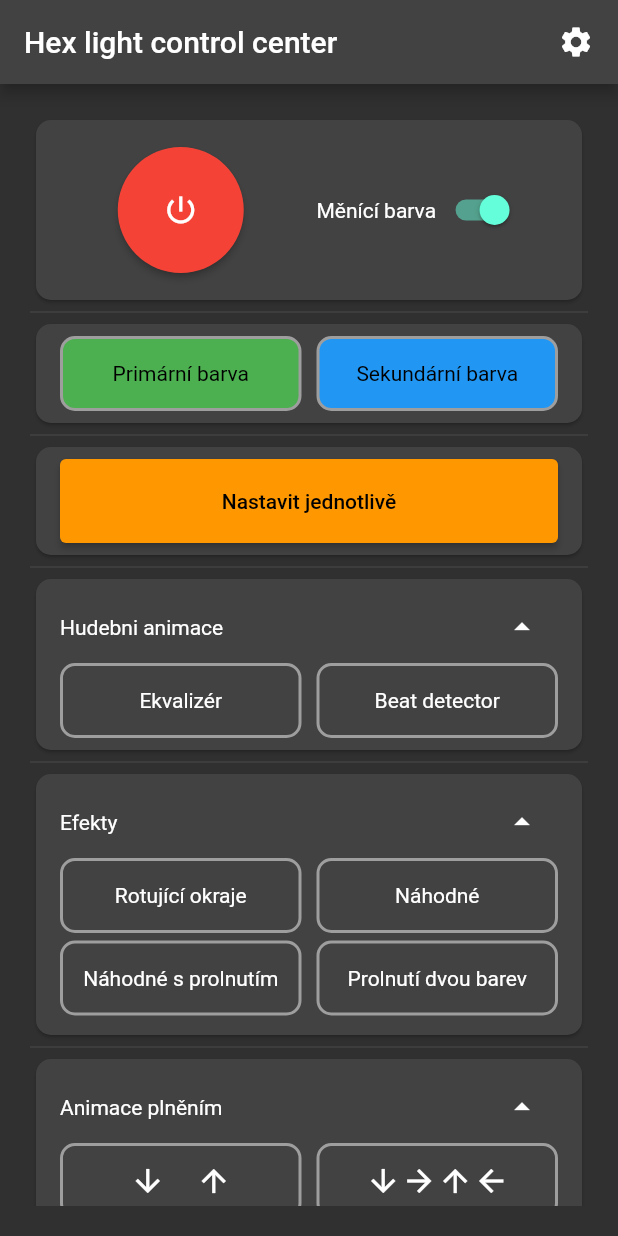
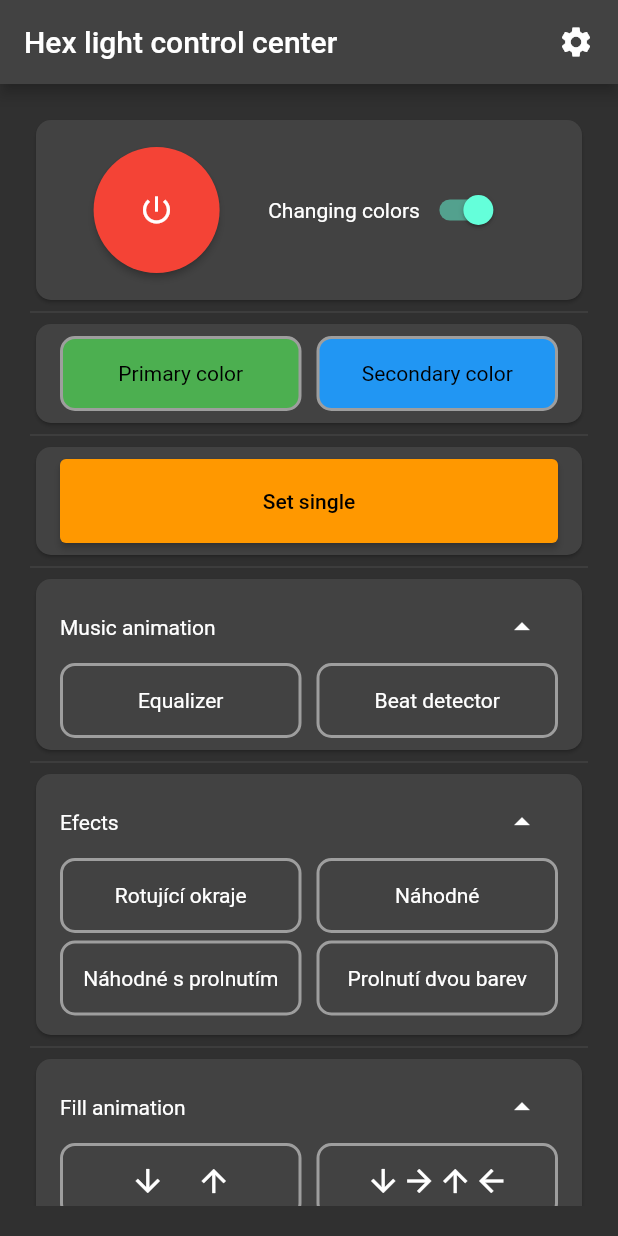
Before and after one commit to lalpix/Hex_Lights, a Flutter app: the screen it shows after launch, on a phone screen of 412 x 824 dp. Run offline on Flutter 3.47's test engine with Material 2 defaults, Android fonts, the phone set to English and light mode, and no system bars; our stand-ins replace flutter_colorpicker, flutter_svg, hive; missing offline and left inert: hexagon, mqtt_client; accounts and stored records are empty; Roboto replaces fonts that are missing (Raleway).

Commit message:
final touches

```diff
--- a/Flutter_App/hex_lights_app/lib/home_screen.dart
+++ b/Flutter_App/hex_lights_app/lib/home_screen.dart
@@ -1,6 +1,3 @@
-import 'dart:async';
-import 'dart:math';
-
 import 'package:flutter/material.dart';
 import 'package:hex_lights_app/utils/button_mode_child.dart';
 import 'package:hex_lights_app/utils/color_picker.dart';
@@ -47,7 +44,7 @@ class _HomeScreenState extends State<HomeScreen> {
   switchRow() => ColapsableListTile(
           body: Row(mainAxisSize: MainAxisSize.max, children: [
         Expanded(
-          flex: 1,
+          flex: 2,
           child: Padding(
             padding: const EdgeInsets.all(10),
             child: ElevatedButton(
@@ -70,12 +67,12 @@ class _HomeScreenState extends State<HomeScreen> {
           width: 10,
         ),
         Expanded(
-          flex: 1,
+          flex: 3,
           child: Column(
             children: [
               Row(
                 children: [
-                  const Text('Měnící barva'),
+                  const Text('Changing colors'),
                   Switch(
                       value: rainbow,
                       onChanged: (val) {
@@ -94,11 +91,11 @@ class _HomeScreenState extends State<HomeScreen> {
         body: Row(children: [
           clickableBox(
             chosen: false,
-            text: 'Primární barva',
+            text: 'Primary color',
             color: primaryColor,
             textColor: textColor(primaryColor),
             onTap: () async {
-              Color color = await myColorPicker(context, primaryColor, 'Primární barva');
+              Color color = await myColorPicker(context, primaryColor, 'Primary color');
               setState(() => primaryColor = color);
               mqttClient.publishMessage(Topics.primaryColor.name,
                   '${primaryColor.red},${primaryColor.green},${primaryColor.blue}');
@@ -109,11 +106,11 @@ class _HomeScreenState extends State<HomeScreen> {
           ),
           clickableBox(
             chosen: false,
-            text: 'Sekundární barva',
+            text: 'Secondary color',
             color: secondaryColor,
             textColor: textColor(secondaryColor),
             onTap: () async {
-              Color color = await myColorPicker(context, secondaryColor, 'Sekundární barva');
+              Color color = await myColorPicker(context, secondaryColor, 'Secondary color');
               setState(() {
                 secondaryColor = color;
                 mqttClient.publishMessage(Topics.secondaryColor.name,
@@ -137,13 +134,13 @@ class _HomeScreenState extends State<HomeScreen> {
             },
             child: const Padding(
               padding: EdgeInsets.all(20.0),
-              child: Text('Nastavit jednotlivě'),
+              child: Text('Set single'),
             ),
           ),
         ),
       );
   menuItems() => ColapsableListTile(
-        name: 'Efekty',
+        name: 'Efects',
         body: Column(children: [
           Row(children: [
             clickableBox(
@@ -189,11 +186,11 @@ class _HomeScreenState extends State<HomeScreen> {
         ]),
       );
   menuItemsBezEfektu() => ColapsableListTile(
-        name: 'Bez efektu',
+        name: 'Static',
         body: Row(children: [
           clickableBox(
               chosen: selectedMode == Mode.Stationar,
-              text: 'Celá plocha',
+              text: 'All',
               onTap: () {
                 setState(() => selectedMode = Mode.Stationar);
                 mqttClient.publishMessage(Topics.mode.name, selectedMode.name);
@@ -203,7 +200,7 @@ class _HomeScreenState extends State<HomeScreen> {
           ),
           clickableBox(
             chosen: selectedMode == Mode.StationarOuter,
-            text: 'Pouze okraje',
+            text: 'Edges only',
             onTap: () => setState(() {
               selectedMode = Mode.StationarOuter;
               mqttClient.publishMessage(Topics.mode.name, selectedMode.name);
@@ -212,7 +209,7 @@ class _HomeScreenState extends State<HomeScreen> {
         ]),
       );
   menuItemsAnimFill() => ColapsableListTile(
-      name: 'Animace plněním',
+      name: 'Fill animation',
       body: Column(
         children: [
           Row(
@@ -297,7 +294,7 @@ class _HomeScreenState extends State<HomeScreen> {
       ]));
   brigtnessWidget() => ColapsableListTile(
           body: Row(children: [
-        const Text('Jas'),
+        const Text('Shine'),
         Expanded(
           child: Slider(
             max: 100,
@@ -312,11 +309,11 @@ class _HomeScreenState extends State<HomeScreen> {
         )
       ]));
   soundAnimWidget() => ColapsableListTile(
-        name: 'Hudebni animace',
+        name: 'Music animation',
         body: Row(children: [
           clickableBox(
             chosen: selectedMode == Mode.AudioFreqPool,
-            text: 'Ekvalizér',
+            text: 'Equalizer',
             onTap: () {
               setState(() {
                 selectedMode = Mode.AudioFreqPool;
@@ -367,16 +364,16 @@ class _HomeScreenState extends State<HomeScreen> {
                   return [
                     const PopupMenuItem<int>(
                       value: 0,
-                      child: Text("Upravit rozložení"),
+                      child: Text("Change layout"),
                     ),
                     const PopupMenuItem<int>(
                       value: 1,
-                      child: Text("Opakovat pokus o připojení"),
+                      child: Text("Retry server connection"),
                     ),
-                    PopupMenuItem<int>(
-                      value: 1,
-                      child: Text("Server status ${mqttClient.subscriptionState.name}"),
-                    ),
+                    // PopupMenuItem<int>(
+                    //   value: 1,
+                    //   child: Text("Server status ${mqttClient.subscriptionState.name}"),
+                    // ),
                   ];
                 },
                 onSelected: (result) {
--- a/Flutter_App/hex_lights_app/lib/layout_set_screen.dart
+++ b/Flutter_App/hex_lights_app/lib/layout_set_screen.dart
@@ -30,7 +30,6 @@ class _LayoutSetScreenState extends State<LayoutSetScreen> {
   @override
   void initState() {
     _setupFreshHexList();
-    //_loadHexGridData();
     super.initState();
     hexGridHelpers.calculateCoordsForUi(hexList, false);
   }
--- a/Flutter_App/hex_lights_app/lib/single_set_screen.dart
+++ b/Flutter_App/hex_lights_app/lib/single_set_screen.dart
@@ -7,7 +7,9 @@ import 'package:hex_lights_app/utils/routing_arguments.dart';
 import 'package:hexagon/hexagon.dart';
 import 'package:hive/hive.dart';
 import 'package:flutter_svg/flutter_svg.dart';
+// ignore: unused_import, depend_on_referenced_packages
 import 'package:collection/collection.dart'; // You have to add this manually, for some reason it cannot be added automatically
+
 
 // USING AXIAL COORDINATES  https://www.redblobgames.com/grids/hexagons/#coordinates-offset
 class SingleSetScreen extends StatefulWidget {
@@ -81,8 +83,6 @@ class _SingleSetScreenState extends State<SingleSetScreen> {
                 ),
               ),
             ),
-            // floatingActionButton: ElevatedButton(
-            //     child: const Text('Uložit konfiguraci'), onPressed: () {}), //TODO save to
           );
         });
   }
```
Also changed, not shown: Flutter_App/hex_lights_app/lib/main.dart (+2 -6 lines).
